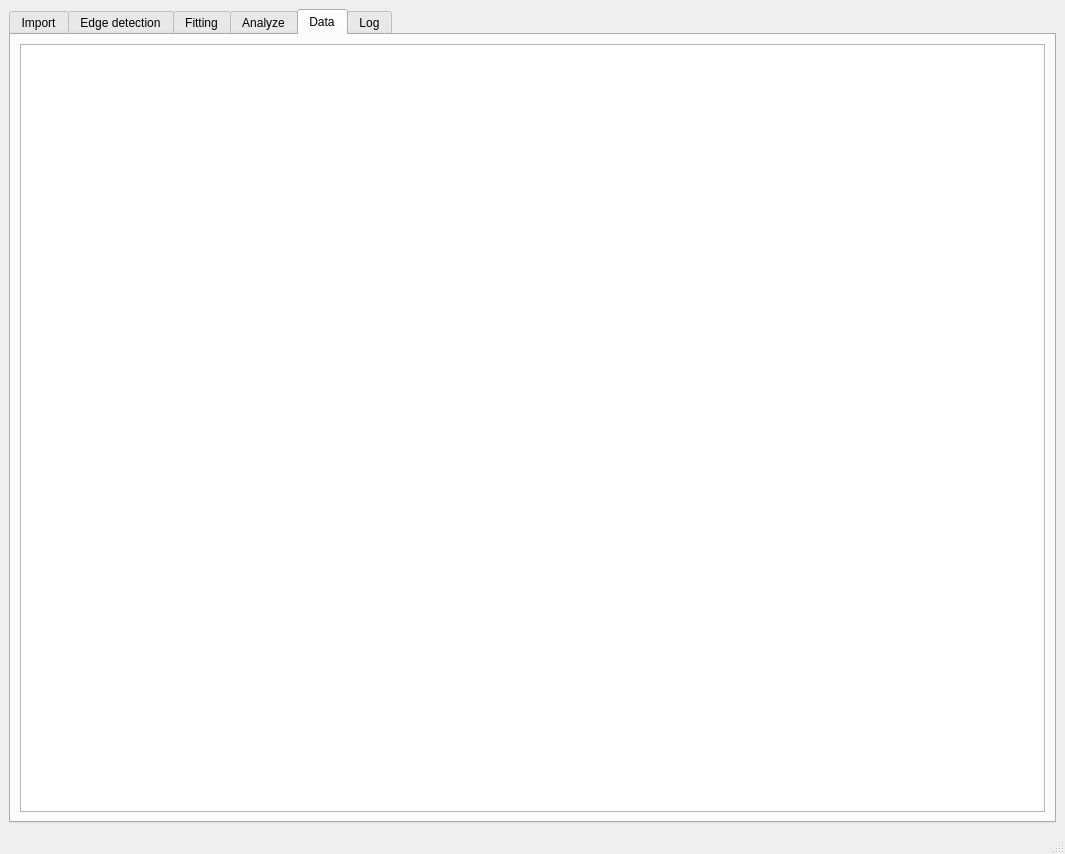
First picture: the form in pyDSA_gui/design.ui, repository galaunay/pyDSA_gui, before the edit.
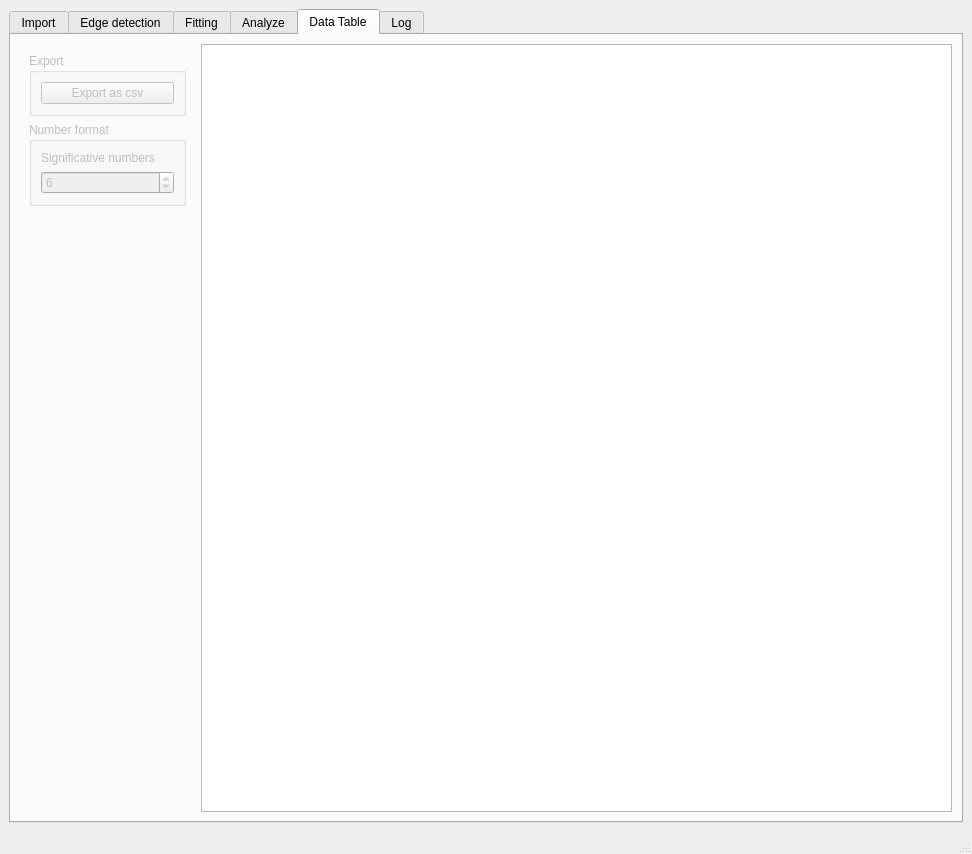
Second picture: the form after the edit. Custom widgets are drawn as their Qt base class.

Commit message: Better Data Table integration

```diff
--- a/pyDSA_gui/design.ui
+++ b/pyDSA_gui/design.ui
@@ -6,7 +6,7 @@
    <rect>
     <x>0</x>
     <y>0</y>
-    <width>1065</width>
+    <width>972</width>
     <height>854</height>
    </rect>
   </property>
@@ -1310,34 +1310,6 @@
              </layout>
             </widget>
            </item>
-           <item>
-            <widget class="QGroupBox" name="tab4_export_box">
-             <property name="enabled">
-              <bool>false</bool>
-             </property>
-             <property name="title">
-              <string>Export</string>
-             </property>
-             <property name="flat">
-              <bool>false</bool>
-             </property>
-             <property name="checkable">
-              <bool>false</bool>
-             </property>
-             <property name="checked">
-              <bool>false</bool>
-             </property>
-             <layout class="QVBoxLayout" name="verticalLayout_27">
-              <item>
-               <widget class="QPushButton" name="tab4_export_csv_button">
-                <property name="text">
-                 <string>Export as csv</string>
-                </property>
-               </widget>
-              </item>
-             </layout>
-            </widget>
-           </item>
            <item>
             <spacer name="verticalSpacer_13">
              <property name="orientation">
@@ -1649,9 +1621,112 @@
       </widget>
       <widget class="QWidget" name="tabdata">
        <attribute name="title">
-        <string>Data</string>
+        <string>Data Table</string>
        </attribute>
-       <layout class="QVBoxLayout" name="verticalLayout_28">
+       <layout class="QHBoxLayout" name="horizontalLayout">
+        <item>
+         <widget class="QFrame" name="frame_5">
+          <property name="minimumSize">
+           <size>
+            <width>175</width>
+            <height>0</height>
+           </size>
+          </property>
+          <property name="maximumSize">
+           <size>
+            <width>175</width>
+            <height>16777215</height>
+           </size>
+          </property>
+          <property name="frameShape">
+           <enum>QFrame::NoFrame</enum>
+          </property>
+          <property name="frameShadow">
+           <enum>QFrame::Raised</enum>
+          </property>
+          <layout class="QVBoxLayout" name="verticalLayout_28">
+           <item>
+            <widget class="QGroupBox" name="tab5_export_box">
+             <property name="enabled">
+              <bool>false</bool>
+             </property>
+             <property name="title">
+              <string>Export</string>
+             </property>
+             <property name="flat">
+              <bool>false</bool>
+             </property>
+             <property name="checkable">
+              <bool>false</bool>
+             </property>
+             <property name="checked">
+              <bool>false</bool>
+             </property>
+             <layout class="QVBoxLayout" name="verticalLayout_30">
+              <item>
+               <widget class="QPushButton" name="tab5_export_csv_button">
+                <property name="text">
+                 <string>Export as csv</string>
+                </property>
+               </widget>
+              </item>
+             </layout>
+            </widget>
+           </item>
+           <item>
+            <widget class="QGroupBox" name="tab5_number_format_box">
+             <property name="enabled">
+              <bool>false</bool>
+             </property>
+             <property name="title">
+              <string>Number format</string>
+             </property>
+             <property name="flat">
+              <bool>false</bool>
+             </property>
+             <property name="checkable">
+              <bool>false</bool>
+             </property>
+             <property name="checked">
+              <bool>false</bool>
+             </property>
+             <layout class="QVBoxLayout" name="verticalLayout_27">
+              <item>
+               <widget class="QLabel" name="label_2">
+                <property name="text">
+                 <string>Significative numbers</string>
+                </property>
+               </widget>
+              </item>
+              <item>
+               <widget class="QSpinBox" name="tab5_significativ_numbers">
+                <property name="maximum">
+                 <number>1000</number>
+                </property>
+                <property name="value">
+                 <number>6</number>
+                </property>
+               </widget>
+              </item>
+             </layout>
+            </widget>
+           </item>
+           <item>
+            <spacer name="verticalSpacer_16">
+             <property name="orientation">
+              <enum>Qt::Vertical</enum>
+             </property>
+             <property name="sizeHint" stdset="0">
+              <size>
+               <width>20</width>
+               <height>562</height>
+              </size>
+             </property>
+            </spacer>
+           </item>
+          </layout>
+         </widget>
+        </item>
         <item>
          <widget class="QTableWidget" name="tab5_DataTable">
           <property name="editTriggers">
@@ -1666,6 +1741,9 @@
           <property name="alternatingRowColors">
            <bool>true</bool>
           </property>
+          <attribute name="verticalHeaderVisible">
+           <bool>false</bool>
+          </attribute>
          </widget>
         </item>
        </layout>
```
Left out of the diff: 158 changed lines with no effect on the pictures. The commit also changes 3 other files.
